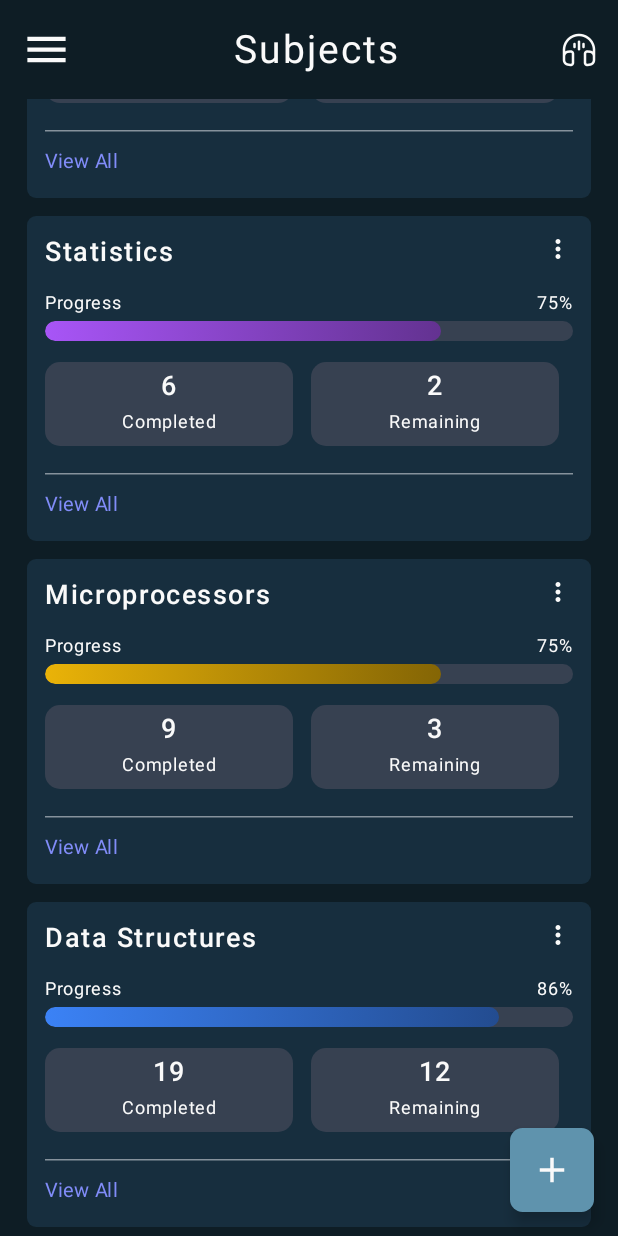
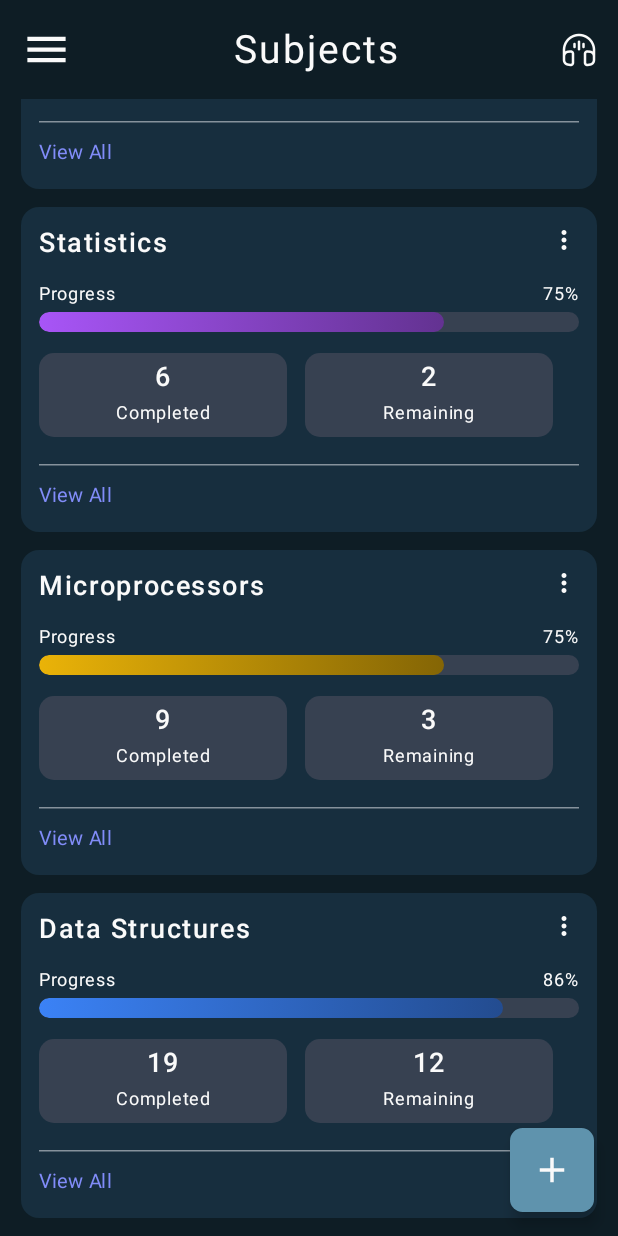
Before and after one commit to susicharis7/mobile-programming, an Android app built with Jetpack Compose: the composable Subjects shown on its own in the app's theme, scrolled down 156 dp, on a phone screen of 412 x 824 dp. Run offline under Robolectric (Android 15) with nearby library versions, the phone set to English and light mode, and no system bars.

Commit message:
Minor fixes for layout

```diff
--- a/app/src/main/java/com/example/studyflow/screens/Subjects.kt
+++ b/app/src/main/java/com/example/studyflow/screens/Subjects.kt
@@ -62,9 +62,9 @@ fun SubjectCard(
     Card(
        modifier = Modifier
            .fillMaxWidth()
-           .padding(vertical = 6.dp, horizontal = 4.dp),
+           .padding(bottom = 12.dp),
             colors = CardDefaults.cardColors(containerColor = CardBackgroundColor),
-        shape = RoundedCornerShape(6.dp)
+        shape = RoundedCornerShape(12.dp)
     ) {
         Column(modifier = Modifier.padding(12.dp)) {
 
```
